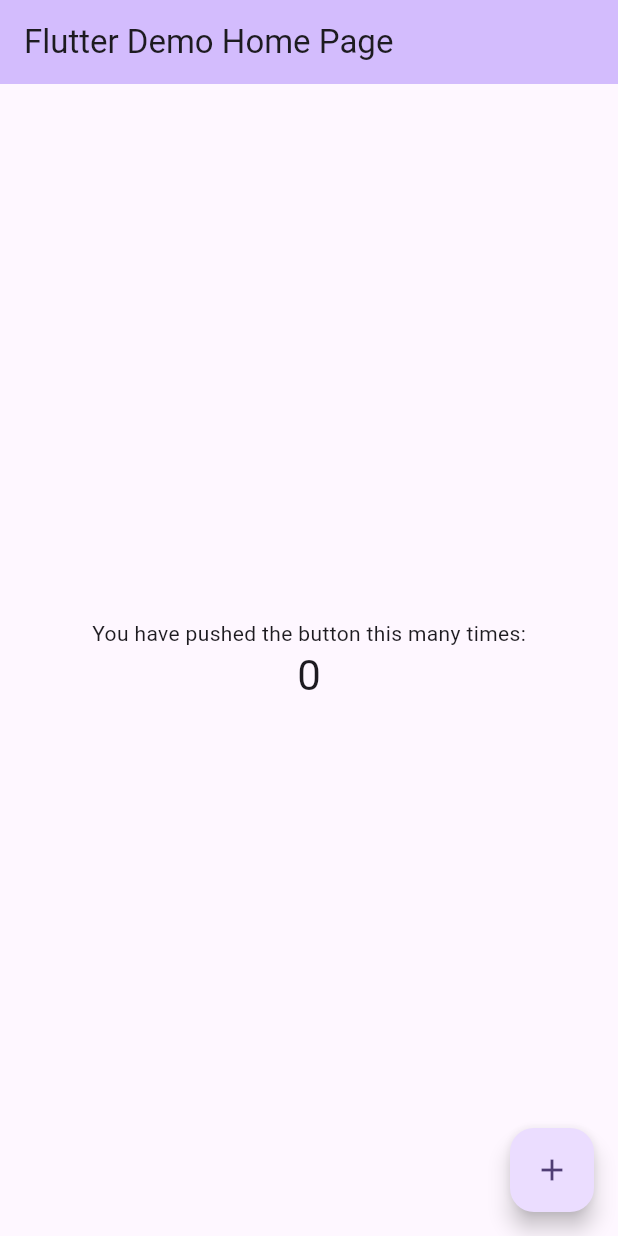
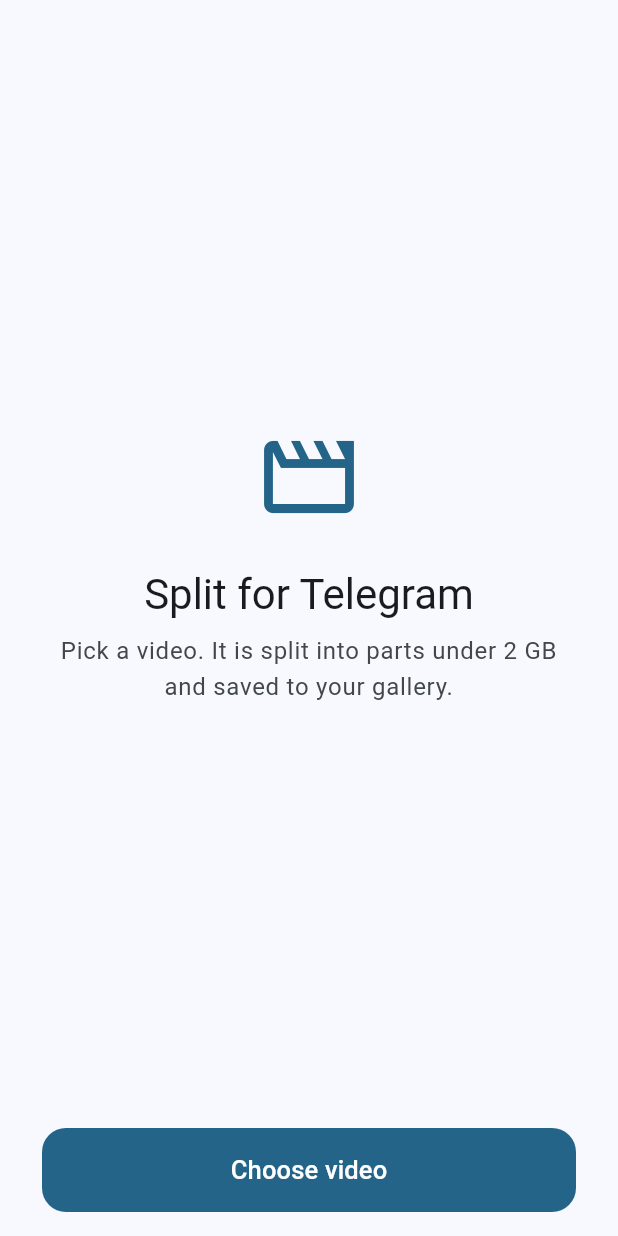
Before and after one commit to aminjafari-dev/cut_video, a Flutter app: the screen it shows after launch, on a phone screen of 412 x 824 dp. Run offline on Flutter 3.47's test engine with Material 3 defaults, Android fonts, the phone set to English and light mode, and no system bars; our stand-ins replace image_picker.

Commit message:
Implement video splitting functionality and update app metadata
- Added NSPhotoLibrary usage descriptions to Info.plist for saving and selecting videos.
- Refactored main application structure, renaming MyApp to CutVideoApp.
- Introduced SplitPage for video selection and splitting logic, including handling video size and parts calculation.
- Implemented functionality to split videos into parts under the 2000 MiB Telegram limit.
- Updated widget tests to validate video splitting logic.

```diff
--- a/lib/main.dart
+++ b/lib/main.dart
@@ -1,121 +1,241 @@
+import 'dart:math';
+
 import 'package:flutter/material.dart';
+import 'package:flutter/services.dart';
+import 'package:image_picker/image_picker.dart';
 
 void main() {
-  runApp(const MyApp());
+  runApp(const CutVideoApp());
 }
 
-class MyApp extends StatelessWidget {
-  const MyApp({super.key});
+/// Telegram's upload limit is 2000 MiB.
+const int telegramLimitBytes = 2000 * 1024 * 1024;
 
-  // This widget is the root of your application.
+/// How many parts a file of [bytes] must be split into to stay under the limit.
+int partsFor(int bytes, {int limit = telegramLimitBytes}) {
+  return max(1, (bytes / limit).ceil());
+}
+
+/// Human-readable size, using the same decimal GB iOS shows in Settings.
+String formatGb(int bytes) => '${(bytes / 1000000000).toStringAsFixed(2)} GB';
+
+class CutVideoApp extends StatelessWidget {
+  const CutVideoApp({super.key});
+
   @override
   Widget build(BuildContext context) {
     return MaterialApp(
-      title: 'Flutter Demo',
+      title: 'Cut Video',
+      debugShowCheckedModeBanner: false,
       theme: ThemeData(
-        // This is the theme of your application.
-        //
-        // TRY THIS: Try running your application with "flutter run". You'll see
-        // the application has a purple toolbar. Then, without quitting the app,
-        // try changing the seedColor in the colorScheme below to Colors.green
-        // and then invoke "hot reload" (save your changes or press the "hot
-        // reload" button in a Flutter-supported IDE, or press "r" if you used
-        // the command line to start the app).
-        //
-        // Notice that the counter didn't reset back to zero; the application
-        // state is not lost during the reload. To reset the state, use hot
-        // restart instead.
-        //
-        // This works for code too, not just values: Most code changes can be
-        // tested with just a hot reload.
-        colorScheme: .fromSeed(seedColor: Colors.deepPurple),
+        colorScheme: ColorScheme.fromSeed(seedColor: const Color(0xFF2AABEE)),
+        useMaterial3: true,
       ),
-      home: const MyHomePage(title: 'Flutter Demo Home Page'),
+      home: const SplitPage(),
     );
   }
 }
 
-class MyHomePage extends StatefulWidget {
-  const MyHomePage({super.key, required this.title});
-
-  // This widget is the home page of your application. It is stateful, meaning
-  // that it has a State object (defined below) that contains fields that affect
-  // how it looks.
-
-  // This class is the configuration for the state. It holds the values (in this
-  // case the title) provided by the parent (in this case the App widget) and
-  // used by the build method of the State. Fields in a Widget subclass are
-  // always marked "final".
-
-  final String title;
+class SplitPage extends StatefulWidget {
+  const SplitPage({super.key});
 
   @override
-  State<MyHomePage> createState() => _MyHomePageState();
+  State<SplitPage> createState() => _SplitPageState();
 }
 
-class _MyHomePageState extends State<MyHomePage> {
-  int _counter = 0;
+enum _Status { idle, picked, working, done, error }
 
-  void _incrementCounter() {
+class _SplitPageState extends State<SplitPage> {
+  static const _channel = MethodChannel('cut_video/splitter');
+
+  final _picker = ImagePicker();
+
+  _Status _status = _Status.idle;
+  XFile? _video;
+  int _sizeBytes = 0;
+  int _parts = 0;
+  int _savedParts = 0;
+  String _message = '';
+
+  Future<void> _pickVideo() async {
+    final file = await _picker.pickVideo(source: ImageSource.gallery);
+    if (file == null) return;
+
+    final size = await file.length();
     setState(() {
-      // This call to setState tells the Flutter framework that something has
-      // changed in this State, which causes it to rerun the build method below
-      // so that the display can reflect the updated values. If we changed
-      // _counter without calling setState(), then the build method would not be
-      // called again, and so nothing would appear to happen.
-      _counter++;
+      _video = file;
+      _sizeBytes = size;
+      _parts = partsFor(size);
+      _status = _Status.picked;
+    });
+  }
+
+  Future<void> _split() async {
+    final video = _video;
+    if (video == null) return;
+
+    setState(() => _status = _Status.working);
+    try {
+      final saved = await _channel.invokeMethod<int>(
+        'splitAndSave',
+        {'path': video.path, 'parts': _parts},
+      );
+      setState(() {
+        _savedParts = saved ?? _parts;
+        _status = _Status.done;
+      });
+    } on PlatformException catch (e) {
+      setState(() {
+        _message = e.message ?? 'Something went wrong.';
+        _status = _Status.error;
+      });
+    }
+  }
+
+  void _reset() {
+    setState(() {
+      _video = null;
+      _status = _Status.idle;
     });
   }
 
   @override
   Widget build(BuildContext context) {
-    // This method is rerun every time setState is called, for instance as done
-    // by the _incrementCounter method above.
-    //
-    // The Flutter framework has been optimized to make rerunning build methods
-    // fast, so that you can just rebuild anything that needs updating rather
-    // than having to individually change instances of widgets.
+    final scheme = Theme.of(context).colorScheme;
+    final textTheme = Theme.of(context).textTheme;
+
     return Scaffold(
-      appBar: AppBar(
-        // TRY THIS: Try changing the color here to a specific color (to
-        // Colors.amber, perhaps?) and trigger a hot reload to see the AppBar
-        // change color while the other colors stay the same.
-        backgroundColor: Theme.of(context).colorScheme.inversePrimary,
-        // Here we take the value from the MyHomePage object that was created by
-        // the App.build method, and use it to set our appbar title.
-        title: Text(widget.title),
+      body: SafeArea(
+        child: Padding(
+          padding: const EdgeInsets.symmetric(horizontal: 28),
+          child: Column(
+            children: [
+              const Spacer(),
+              _buildCenter(scheme, textTheme),
+              const Spacer(),
+              _buildAction(),
+              const SizedBox(height: 16),
+            ],
+          ),
+        ),
       ),
-      body: Center(
-        // Center is a layout widget. It takes a single child and positions it
-        // in the middle of the parent.
-        child: Column(
-          // Column is also a layout widget. It takes a list of children and
-          // arranges them vertically. By default, it sizes itself to fit its
-          // children horizontally, and tries to be as tall as its parent.
-          //
-          // Column has various properties to control how it sizes itself and
-          // how it positions its children. Here we use mainAxisAlignment to
-          // center the children vertically; the main axis here is the vertical
-          // axis because Columns are vertical (the cross axis would be
-          // horizontal).
-          //
-          // TRY THIS: Invoke "debug painting" (choose the "Toggle Debug Paint"
-          // action in the IDE, or press "p" in the console), to see the
-          // wireframe for each widget.
-          mainAxisAlignment: .center,
+    );
+  }
+
+  Widget _buildCenter(ColorScheme scheme, TextTheme textTheme) {
+    switch (_status) {
+      case _Status.idle:
+        return Column(
           children: [
-            const Text('You have pushed the button this many times:'),
+            Icon(Icons.movie_outlined, size: 72, color: scheme.primary),
+            const SizedBox(height: 24),
+            Text('Split for Telegram', style: textTheme.headlineMedium),
+            const SizedBox(height: 8),
             Text(
-              '$_counter',
-              style: Theme.of(context).textTheme.headlineMedium,
+              'Pick a video. It is split into parts under 2 GB and saved to your gallery.',
+              textAlign: TextAlign.center,
+              style: textTheme.bodyLarge?.copyWith(color: scheme.onSurfaceVariant),
             ),
           ],
+        );
+
+      case _Status.picked:
+        return Column(
+          children: [
+            Text(formatGb(_sizeBytes), style: textTheme.displayMedium),
+            const SizedBox(height: 8),
+            Text(
+              _parts == 1
+                  ? 'Already under 2 GB, no split needed.'
+                  : 'Will be split into $_parts parts',
+              textAlign: TextAlign.center,
+              style: textTheme.titleMedium?.copyWith(color: scheme.onSurfaceVariant),
+            ),
+          ],
+        );
+
+      case _Status.working:
+        return Column(
+          children: [
+            const CircularProgressIndicator(),
+            const SizedBox(height: 24),
+            Text('Splitting into $_parts parts…', style: textTheme.titleMedium),
+            const SizedBox(height: 8),
+            Text(
+              'Keep the app open until it finishes.',
+              style: textTheme.bodyMedium?.copyWith(color: scheme.onSurfaceVariant),
+            ),
+          ],
+        );
+
+      case _Status.done:
+        return Column(
+          children: [
+            Icon(Icons.check_circle_outline, size: 72, color: scheme.primary),
+            const SizedBox(height: 24),
+            Text('Done', style: textTheme.headlineMedium),
+            const SizedBox(height: 8),
+            Text(
+              '$_savedParts parts saved to your gallery.',
+              textAlign: TextAlign.center,
+              style: textTheme.bodyLarge?.copyWith(color: scheme.onSurfaceVariant),
+            ),
+          ],
+        );
+
+      case _Status.error:
+        return Column(
+          children: [
+            Icon(Icons.error_outline, size: 72, color: scheme.error),
+            const SizedBox(height: 24),
+            Text('Something went wrong', style: textTheme.headlineSmall),
+            const SizedBox(height: 8),
+            Text(
+              _message,
+              textAlign: TextAlign.center,
+              style: textTheme.bodyLarge?.copyWith(color: scheme.onSurfaceVariant),
+            ),
+          ],
+        );
+    }
+  }
+
+  Widget _buildAction() {
+    switch (_status) {
+      case _Status.idle:
+        return _wideButton(label: 'Choose video', onPressed: _pickVideo);
+
+      case _Status.picked:
+        return Column(
+          children: [
+            _wideButton(
+              label: _parts == 1 ? 'Save copy to gallery' : 'Split & save',
+              onPressed: _split,
+            ),
+            const SizedBox(height: 8),
+            TextButton(onPressed: _pickVideo, child: const Text('Choose another')),
+          ],
+        );
+
+      case _Status.working:
+        return const SizedBox(height: 56);
+
+      case _Status.done:
+      case _Status.error:
+        return _wideButton(label: 'Start over', onPressed: _reset);
+    }
+  }
+
+  Widget _wideButton({required String label, required VoidCallback onPressed}) {
+    return SizedBox(
+      width: double.infinity,
+      height: 56,
+      child: FilledButton(
+        onPressed: onPressed,
+        style: FilledButton.styleFrom(
+          shape: RoundedRectangleBorder(borderRadius: BorderRadius.circular(16)),
         ),
-      ),
-      floatingActionButton: FloatingActionButton(
-        onPressed: _incrementCounter,
-        tooltip: 'Increment',
-        child: const Icon(Icons.add),
+        child: Text(label, style: const TextStyle(fontSize: 17)),
       ),
     );
   }
```
Also changed, not shown: 2 other files.
